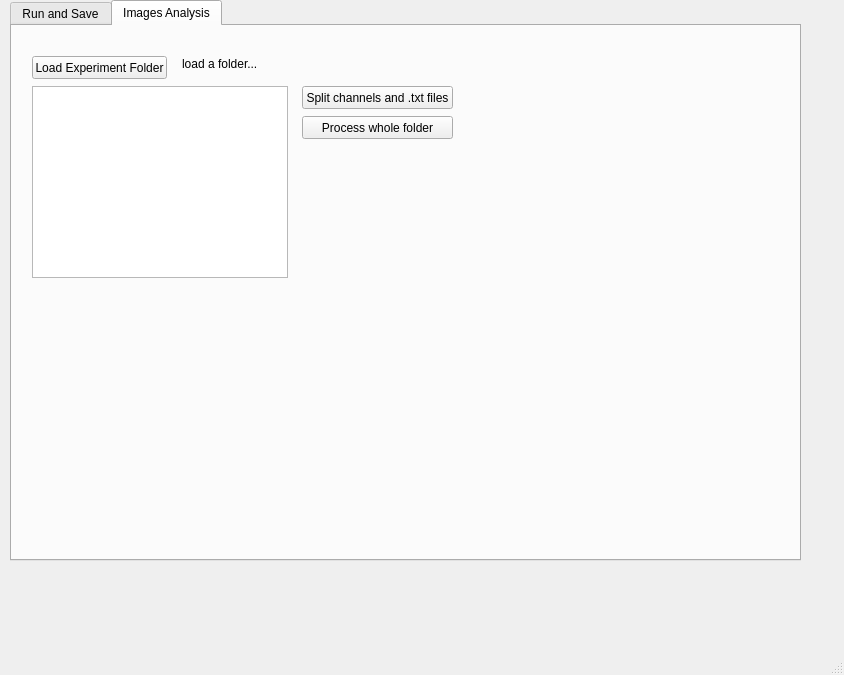
JohnstonLab/OMMI, file isoi_window_V2.ui: the form before one commit.
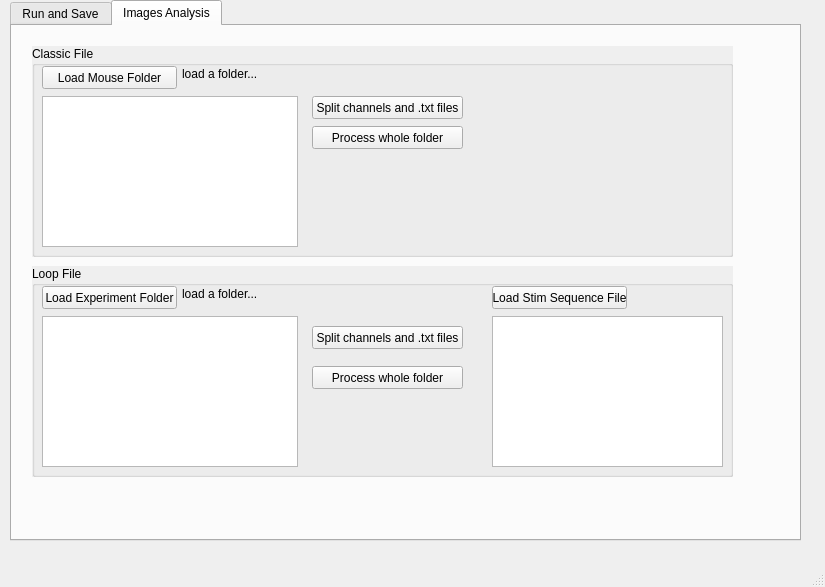
The form after the commit. The open tabs and pages were chosen to show the change.

Commit message: GUI modif to analyse loop file

Diff of the .ui file:
```diff
--- a/isoi_window_V2.ui
+++ b/isoi_window_V2.ui
@@ -6,8 +6,8 @@
    <rect>
     <x>0</x>
     <y>0</y>
-    <width>844</width>
-    <height>675</height>
+    <width>825</width>
+    <height>587</height>
    </rect>
   </property>
   <property name="windowTitle">
@@ -20,7 +20,7 @@
       <x>10</x>
       <y>0</y>
       <width>791</width>
-      <height>561</height>
+      <height>541</height>
      </rect>
     </property>
     <property name="currentIndex">
@@ -675,24 +675,62 @@
      <attribute name="title">
       <string>Images Analysis</string>
      </attribute>
+     <widget class="QGroupBox" name="groupBox_3">
+      <property name="geometry">
+       <rect>
+        <x>20</x>
+        <y>20</y>
+        <width>701</width>
+        <height>211</height>
+       </rect>
+      </property>
+      <property name="autoFillBackground">
+       <bool>true</bool>
+      </property>
+      <property name="title">
+       <string>Classic File</string>
+      </property>
+      <widget class="QPushButton" name="splitAllBtn">
+       <property name="geometry">
+        <rect>
+         <x>280</x>
+         <y>80</y>
+         <width>151</width>
+         <height>23</height>
+        </rect>
+       </property>
+       <property name="text">
+        <string>Process whole folder</string>
+       </property>
+      </widget>
      <widget class="QPushButton" name="loadFileBtn">
       <property name="geometry">
        <rect>
-        <x>20</x>
-        <y>30</y>
+         <x>10</x>
+         <y>20</y>
         <width>135</width>
         <height>23</height>
        </rect>
       </property>
       <property name="text">
-       <string>Load Experiment Folder</string>
+        <string>Load Mouse Folder</string>
+       </property>
+      </widget>
+      <widget class="QListWidget" name="subDirList">
+       <property name="geometry">
+        <rect>
+         <x>10</x>
+         <y>50</y>
+         <width>256</width>
+         <height>151</height>
+        </rect>
       </property>
      </widget>
      <widget class="QLabel" name="folderName">
       <property name="geometry">
        <rect>
-        <x>170</x>
-        <y>30</y>
+         <x>150</x>
+         <y>20</y>
         <width>361</width>
         <height>16</height>
        </rect>
@@ -704,8 +742,8 @@
      <widget class="QPushButton" name="splitBtn">
       <property name="geometry">
        <rect>
-        <x>290</x>
-        <y>60</y>
+         <x>280</x>
+         <y>50</y>
         <width>151</width>
         <height>23</height>
        </rect>
@@ -714,21 +752,27 @@
        <string>Split channels and .txt files</string>
       </property>
      </widget>
-     <widget class="QListWidget" name="subDirList">
+     </widget>
+     <widget class="QGroupBox" name="groupBox_4">
       <property name="geometry">
        <rect>
         <x>20</x>
-        <y>60</y>
-        <width>256</width>
-        <height>192</height>
+        <y>240</y>
+        <width>701</width>
+        <height>211</height>
        </rect>
       </property>
-     </widget>
-     <widget class="QPushButton" name="splitAllBtn">
+      <property name="autoFillBackground">
+       <bool>true</bool>
+      </property>
+      <property name="title">
+       <string>Loop File</string>
+      </property>
+      <widget class="QPushButton" name="splitAllBtn_2">
       <property name="geometry">
        <rect>
-        <x>290</x>
-        <y>90</y>
+         <x>280</x>
+         <y>100</y>
         <width>151</width>
         <height>23</height>
        </rect>
@@ -736,6 +780,79 @@
       <property name="text">
        <string>Process whole folder</string>
       </property>
+      </widget>
+      <widget class="QPushButton" name="loadExpFileBtn">
+       <property name="geometry">
+        <rect>
+         <x>10</x>
+         <y>20</y>
+         <width>135</width>
+         <height>23</height>
+        </rect>
+       </property>
+       <property name="text">
+        <string>Load Experiment Folder</string>
+       </property>
+      </widget>
+      <widget class="QListWidget" name="subDirList_2">
+       <property name="geometry">
+        <rect>
+         <x>10</x>
+         <y>50</y>
+         <width>256</width>
+         <height>151</height>
+        </rect>
+       </property>
+      </widget>
+      <widget class="QLabel" name="experimentFolderName">
+       <property name="geometry">
+        <rect>
+         <x>150</x>
+         <y>20</y>
+         <width>111</width>
+         <height>16</height>
+        </rect>
+       </property>
+       <property name="text">
+        <string>load a folder...</string>
+       </property>
+      </widget>
+      <widget class="QPushButton" name="splitBtn_2">
+       <property name="geometry">
+        <rect>
+         <x>280</x>
+         <y>60</y>
+         <width>151</width>
+         <height>23</height>
+        </rect>
+       </property>
+       <property name="text">
+        <string>Split channels and .txt files</string>
+       </property>
+      </widget>
+      <widget class="QPushButton" name="loadJsonBtn">
+       <property name="geometry">
+        <rect>
+         <x>460</x>
+         <y>20</y>
+         <width>135</width>
+         <height>23</height>
+        </rect>
+       </property>
+       <property name="text">
+        <string>Load Stim Sequence File</string>
+       </property>
+      </widget>
+      <widget class="QListWidget" name="subDirList_3">
+       <property name="geometry">
+        <rect>
+         <x>460</x>
+         <y>50</y>
+         <width>231</width>
+         <height>151</height>
+        </rect>
+       </property>
+      </widget>
      </widget>
     </widget>
    </widget>
```
Left out of the diff: 4 changed lines with no effect on the pictures. Lines whose indentation alone changed are shown as unchanged. The commit also changes 1 other file.
